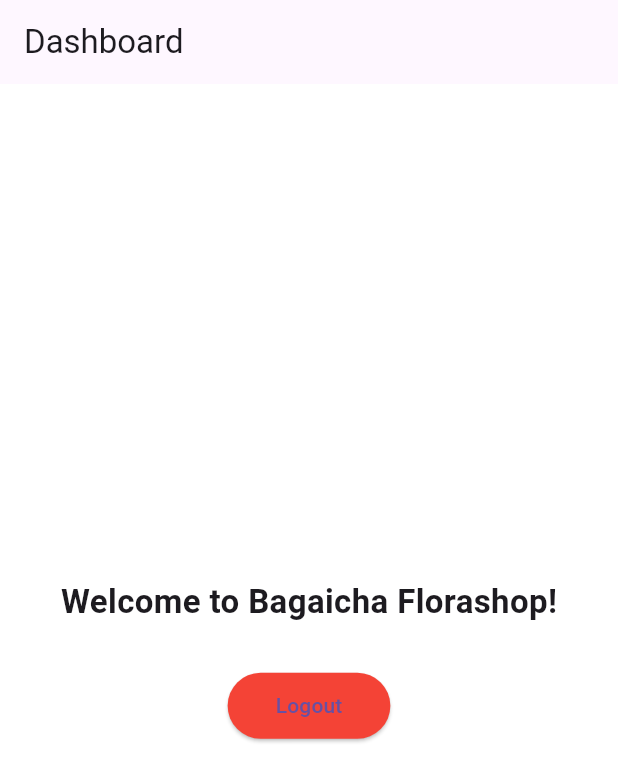
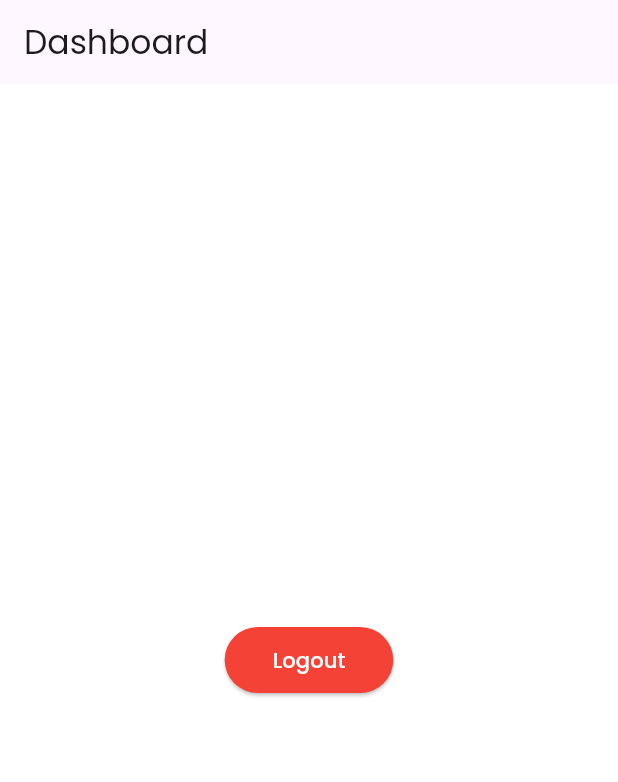
Before and after one commit to uttam5758/Bagaicha_Florashopflutter, a Flutter app: the screen it shows after launch, after a tap on "Login", on a phone screen of 412 x 824 dp. Shown: the top 782 px of the screen. Run offline on Flutter 3.47's test engine with Material 3 defaults, Android fonts, the phone set to English and light mode, and no system bars; our stand-ins replace google_fonts.

Commit message:
change text color

```diff
--- a/bagaicha_florashop/lib/main.dart
+++ b/bagaicha_florashop/lib/main.dart
@@ -3,6 +3,7 @@
 import 'package:bagaicha_florashop/screens/signup_page.dart';
 import 'package:bagaicha_florashop/screens/splash_screen.dart';
 import 'package:flutter/material.dart';
+import 'package:google_fonts/google_fonts.dart';
 
 void main() {
   runApp(const BagaichaFlorashopApp());
@@ -19,6 +20,7 @@
       theme: ThemeData(
         primarySwatch: Colors.green,
         scaffoldBackgroundColor: Colors.white,
+        textTheme: GoogleFonts.poppinsTextTheme(),
       ),
       initialRoute: '/',
       routes: {
--- a/bagaicha_florashop/lib/screens/dashboard_page.dart
+++ b/bagaicha_florashop/lib/screens/dashboard_page.dart
@@ -14,11 +14,7 @@
         child: Column(
           mainAxisAlignment: MainAxisAlignment.center,
           children: [
-            const Text(
-              'Welcome to Bagaicha Florashop!',
-              style: TextStyle(fontSize: 22, fontWeight: FontWeight.bold),
-            ),
-            const SizedBox(height: 30),
+
             ElevatedButton(
               onPressed: () {
                 Navigator.pushReplacementNamed(context, '/login');
@@ -30,7 +26,7 @@
                   vertical: 12,
                 ),
               ),
-              child: const Text("Logout"),
+              child: const Text("Logout",style: TextStyle(color: Colors.white),),
             ),
           ],
         ),
--- a/bagaicha_florashop/lib/screens/login_page.dart
+++ b/bagaicha_florashop/lib/screens/login_page.dart
@@ -1,4 +1,6 @@
 import 'package:flutter/material.dart';
+
+// loginpage
 
 class LoginPage extends StatefulWidget {
   const LoginPage({super.key});
--- a/bagaicha_florashop/pubspec.yaml
+++ b/bagaicha_florashop/pubspec.yaml
@@ -34,6 +34,7 @@
   # The following adds the Cupertino Icons font to your application.
   # Use with the CupertinoIcons class for iOS style icons.
   cupertino_icons: ^1.0.8
+  google_fonts: ^6.2.1
 
 dev_dependencies:
   flutter_test:
```
Also changed, not shown: bagaicha_florashop/pubspec.lock, 3 other files.
